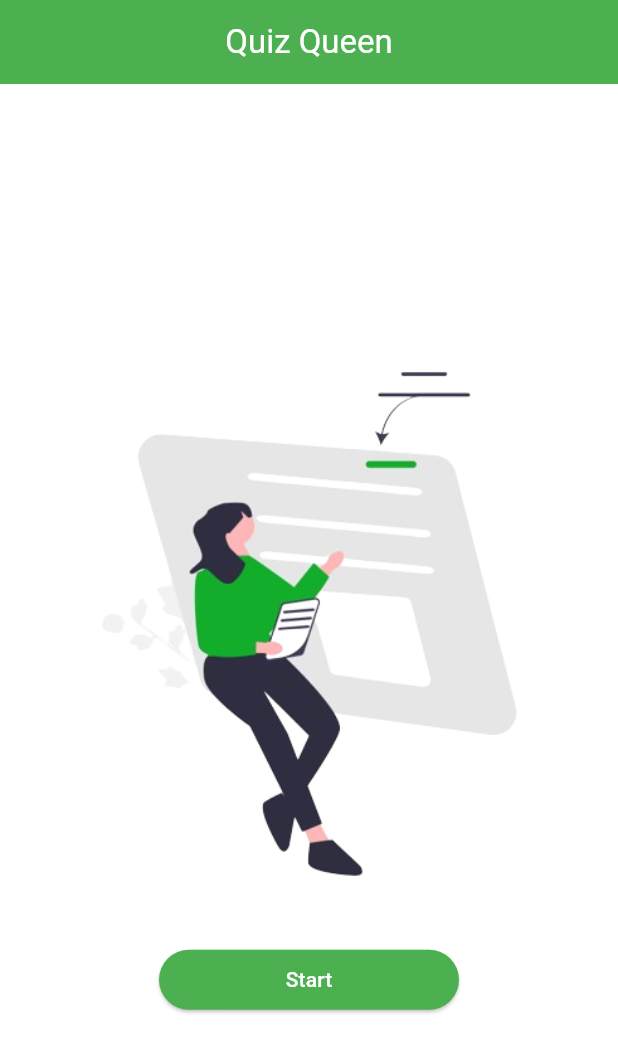
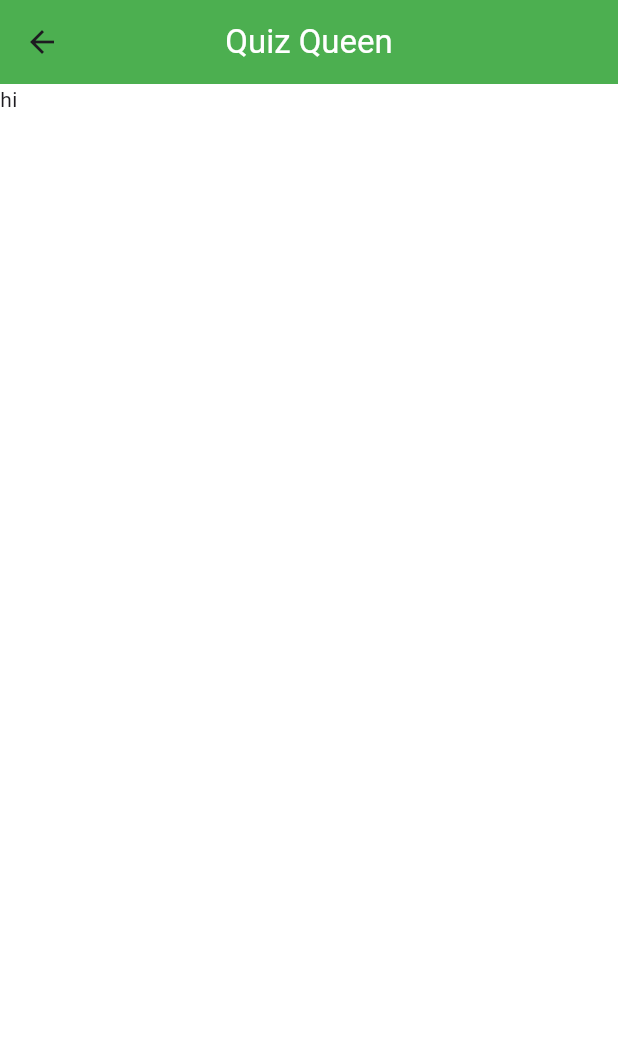
Before and after one commit to Alireza-Seif/quizz, a Flutter app: the screen it shows after launch, after a tap on "Start", on a phone screen of 412 x 824 dp. Shown: the top 1053 px of the screen. Run offline on Flutter 3.47's test engine with Material 3 defaults, Android fonts, the phone set to English and light mode, and no system bars.

Commit message:
feat: start QuizzPage

```diff
--- a/lib/main.dart
+++ b/lib/main.dart
@@ -1,5 +1,5 @@
 import 'package:flutter/material.dart';
-import 'package:quizz/screens/home.dart';
+import 'package:quizz/screens/home_page.dart';
 
 void main() {
   runApp(const MainApp());
@@ -10,20 +10,9 @@ class MainApp extends StatelessWidget {
 
   @override
   Widget build(BuildContext context) {
-    return MaterialApp(
+    return const MaterialApp(
       debugShowCheckedModeBanner: false,
-      home: Scaffold(
-        backgroundColor: Colors.white,
-        appBar: AppBar(
-          title: const Text(
-            'Quiz Queen',
-            style: TextStyle(color: Colors.white),
-          ),
-          centerTitle: true,
-          backgroundColor: Colors.green,
-        ),
-        body: const HomeWidget(),
-      ),
+      home: HomeWidget(),
     );
   }
 }
--- a/lib/screens/home.dart
+++ /dev/null
@@ -1,28 +0,0 @@
-import 'package:flutter/material.dart';
-
-class HomeWidget extends StatelessWidget {
-  const HomeWidget({super.key});
-
-  @override
-  Widget build(BuildContext context) {
-    return SafeArea(
-      child: Column(
-        mainAxisAlignment: MainAxisAlignment.center,
-        children: [
-          const Image(
-            image: AssetImage('assets/images/1.png'),
-          ),
-          ElevatedButton(
-            onPressed: () {},
-            style: ElevatedButton.styleFrom(
-              minimumSize: const Size(200.0, 40.0),
-              backgroundColor: Colors.green,
-              foregroundColor: Colors.white,
-            ),
-            child: const Text('Start'),
-          ),
-        ],
-      ),
-    );
-  }
-}
--- /dev/null
+++ b/lib/screens/home_page.dart
@@ -0,0 +1,46 @@
+import 'package:flutter/material.dart';
+import 'package:quizz/screens/quizz_page.dart';
+
+class HomeWidget extends StatelessWidget {
+  const HomeWidget({super.key});
+
+  @override
+  Widget build(BuildContext context) {
+    return Scaffold(
+      backgroundColor: Colors.white,
+      appBar: AppBar(
+        title: const Text(
+          'Quiz Queen',
+          style: TextStyle(color: Colors.white),
+        ),
+        centerTitle: true,
+        backgroundColor: Colors.green,
+      ),
+      body: SafeArea(
+        child: Column(
+          mainAxisAlignment: MainAxisAlignment.center,
+          children: [
+            const Image(
+              image: AssetImage('assets/images/1.png'),
+            ),
+            ElevatedButton(
+              onPressed: () {
+                Navigator.of(context).push(
+                  MaterialPageRoute(
+                    builder: (context) => const QuizPage(),
+                  ),
+                );
+              },
+              style: ElevatedButton.styleFrom(
+                minimumSize: const Size(200.0, 40.0),
+                backgroundColor: Colors.green,
+                foregroundColor: Colors.white,
+              ),
+              child: const Text('Start'),
+            ),
+          ],
+        ),
+      ),
+    );
+  }
+}
--- /dev/null
+++ b/lib/screens/quizz_page.dart
@@ -0,0 +1,21 @@
+import 'package:flutter/material.dart';
+
+class QuizPage extends StatelessWidget {
+  const QuizPage({super.key});
+
+  @override
+  Widget build(BuildContext context) {
+    return Scaffold(
+      backgroundColor: Colors.white,
+      appBar: AppBar(
+        title: const Text(
+          'Quiz Queen',
+          style: TextStyle(color: Colors.white),
+        ),
+        centerTitle: true,
+        backgroundColor: Colors.green,
+      ),
+      body: SafeArea(child: Text('hi')),
+    );
+  }
+}
```
